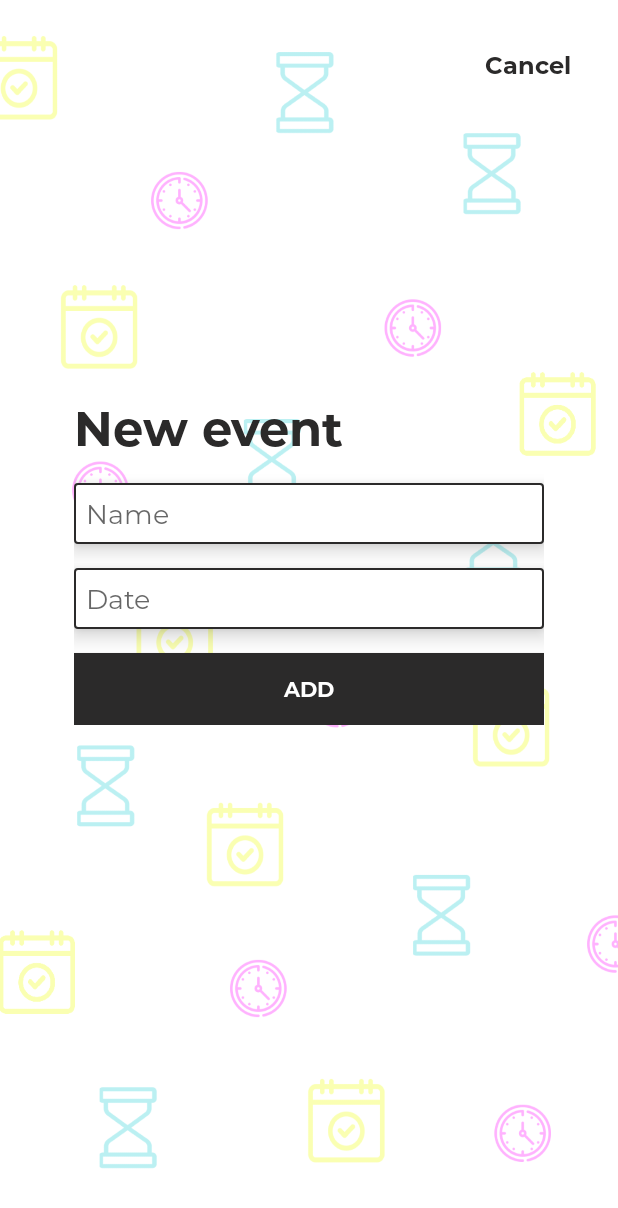
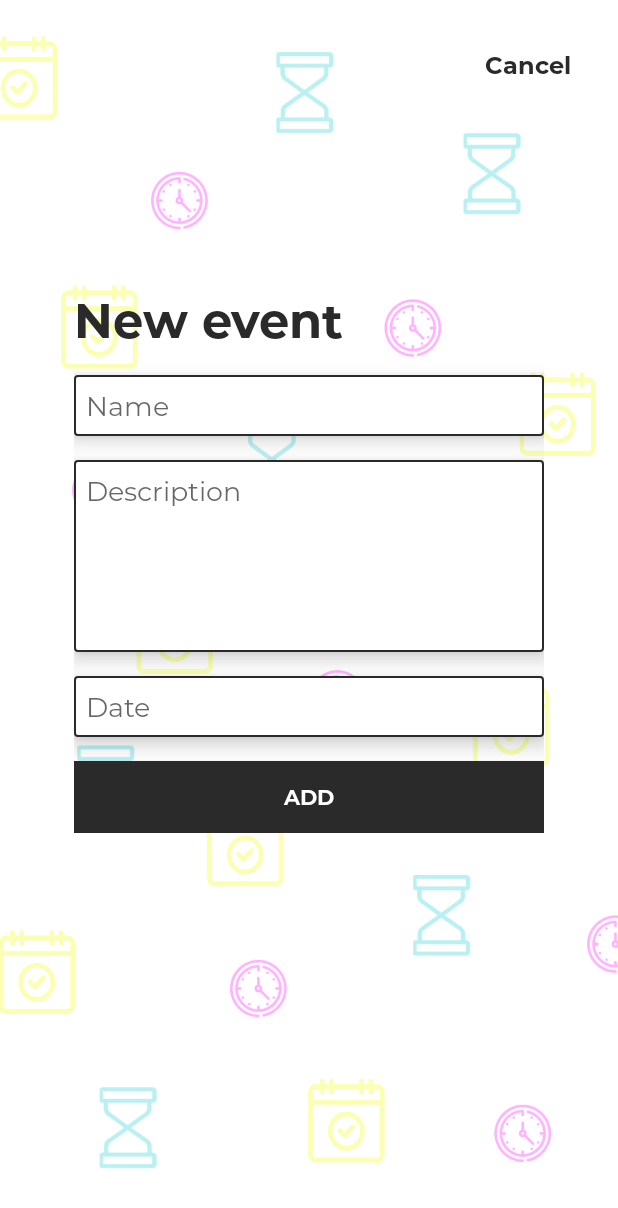
Before and after one commit to dan96and/EventList, an Android app: the NewEventView screen opened directly, with no data from a screen before it, on a phone screen of 412 x 824 dp. Shown: the top 1208 px of the screen. Run offline under Robolectric (Android 15) with nearby library versions, the phone set to English and light mode, and no system bars; our stand-ins replace Firebase (no records; nobody signed in at launch, a user with empty details on screens opened directly).

Commit message:
Implementación del campo Description

```diff
--- a/app/src/main/java/com/example/eventlist/database/dao/EventDao.kt
+++ b/app/src/main/java/com/example/eventlist/database/dao/EventDao.kt
@@ -21,8 +21,8 @@ interface EventDao {
     @Query("SELECT * FROM Events")
     fun showAllEvents(): List<Event>
 
-    @Query("UPDATE Events SET notification = :notification, name = :name, date = :date, typeEvent = :eventType WHERE idEvent = :id")
-    fun editEvent(id: Int, notification: Boolean, name: String, date: String, eventType: String)
+    @Query("UPDATE Events SET notification = :notification, name = :name, date = :date, typeEvent = :eventType, description =:description WHERE idEvent = :id")
+    fun editEvent(id: Int, notification: Boolean, name: String, date: String, eventType: String, description: String)
 
     @Query("UPDATE Events SET deleteEvent = 1 WHERE idEvent =:id")
     fun deleterEvent(id: Int)
--- a/app/src/main/java/com/example/eventlist/database/entities/Event.kt
+++ b/app/src/main/java/com/example/eventlist/database/entities/Event.kt
@@ -10,6 +10,7 @@ import java.util.*
 @Entity(tableName = "Events")
 class Event(
     var name: String = "",
+    var description: String = "",
     var dateCreation: String = "",
     var date: String = "",
     var typeEvent: String = "",
--- a/app/src/main/java/com/example/eventlist/model/EditEventInteractor.kt
+++ b/app/src/main/java/com/example/eventlist/model/EditEventInteractor.kt
@@ -22,7 +22,8 @@ class EditEventInteractor(val presenter: EditEventPresenter) :
                     event.notification,
                     event.name,
                     event.date,
-                    event.typeEvent
+                    event.typeEvent,
+                    event.description,
                 )
             }
             Log.v(
--- a/app/src/main/java/com/example/eventlist/view/activities/NewEventView.kt
+++ b/app/src/main/java/com/example/eventlist/view/activities/NewEventView.kt
@@ -44,6 +44,7 @@ class NewEventView : AppCompatActivity(), NewEventInterface.NewEventView {
                             date = binding.etDate.text.toString().trim(),
                             typeEvent = checkTypeEvent(),
                             notification = binding.switchNotification.isChecked,
+                            description = binding.etDescription.text.toString().trim()
                         )
                     )
                 }
--- a/app/src/main/res/layout/activity_new_event_view.xml
+++ b/app/src/main/res/layout/activity_new_event_view.xml
@@ -87,14 +87,32 @@
             app:layout_constraintTop_toBottomOf="@+id/tvNewEvent" />
 
         <EditText
+            android:id="@+id/etDescription"
+            android:layout_width="match_parent"
+            android:layout_height="128dp"
+            android:layout_marginTop="16dp"
+            android:background="@drawable/edit_text_background"
+            android:elevation="8dp"
+            android:fontFamily="@font/montserratregular"
+            android:gravity="top"
+            android:hint="@string/hint_Description"
+            android:inputType="textMultiLine"
+            android:padding="8dp"
+            android:paddingTop="32dp"
+            android:textCursorDrawable="@drawable/edit_cursor"
+            app:layout_constraintEnd_toStartOf="parent"
+            app:layout_constraintStart_toStartOf="parent"
+            app:layout_constraintTop_toBottomOf="@+id/etName" />
+
+        <EditText
             android:id="@+id/etDate"
             android:layout_width="match_parent"
             android:layout_height="wrap_content"
             android:layout_marginTop="16dp"
+            android:background="@drawable/edit_text_background"
             android:clickable="false"
+            android:elevation="8dp"
             android:focusable="false"
-            android:background="@drawable/edit_text_background"
-            android:elevation="8dp"
             android:fontFamily="@font/montserratregular"
             android:hint="@string/hint_Date"
             android:inputType="date"
@@ -103,7 +121,7 @@
             android:singleLine="true"
             app:layout_constraintEnd_toStartOf="parent"
             app:layout_constraintStart_toStartOf="parent"
-            app:layout_constraintTop_toBottomOf="@+id/etName" />
+            app:layout_constraintTop_toBottomOf="@+id/etDescription" />
 
         <androidx.appcompat.widget.SwitchCompat
             android:id="@+id/switchNotification"
@@ -119,12 +137,12 @@
             app:layout_constraintTop_toBottomOf="@+id/etDate" />
 
         <Button
-            android:fontFamily="@font/montserratbold"
             android:id="@+id/btnSaveChanges"
             android:layout_width="match_parent"
             android:layout_height="wrap_content"
             android:layout_marginTop="16dp"
             android:background="@color/black"
+            android:fontFamily="@font/montserratbold"
             android:text="@string/btn_Add"
             android:textColor="@color/white"
             app:layout_constraintTop_toBottomOf="@+id/etDate" />
--- a/app/src/main/res/values/strings.xml
+++ b/app/src/main/res/values/strings.xml
@@ -42,6 +42,7 @@
     <string name="lbl_NewEvent">New event</string>
     <string name="btn_Cancel">Cancel</string>
     <string name="hint_Name">Name</string>
+    <string name="hint_Description">Description</string>
     <string name="hint_Date">Date</string>
     <string name="hint_Icon">Icon</string>
     <string name="btn_Add">Add</string>
```
Also changed, not shown: app/src/main/java/com/example/eventlist/adapters/AdapterEventSince.kt (+19 -5 lines), app/src/main/java/com/example/eventlist/adapters/AdapterEventUntil.kt (+11 -0 lines), app/src/main/java/com/example/eventlist/view/activities/EditEventView.kt (+6 -6 lines), app/src/main/res/layout/activity_edit_event.xml (+19 -1 lines), app/src/main/res/layout/cardview_event_since.xml (+9 -0 lines), app/src/main/res/layout/cardview_event_until.xml (+10 -1 lines).
